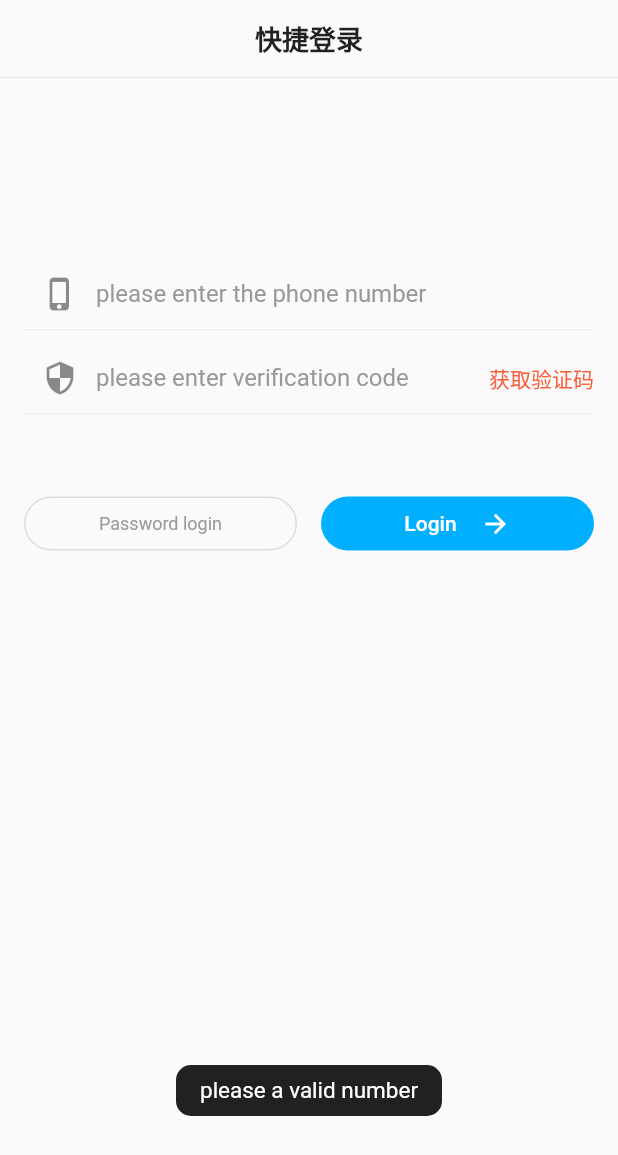
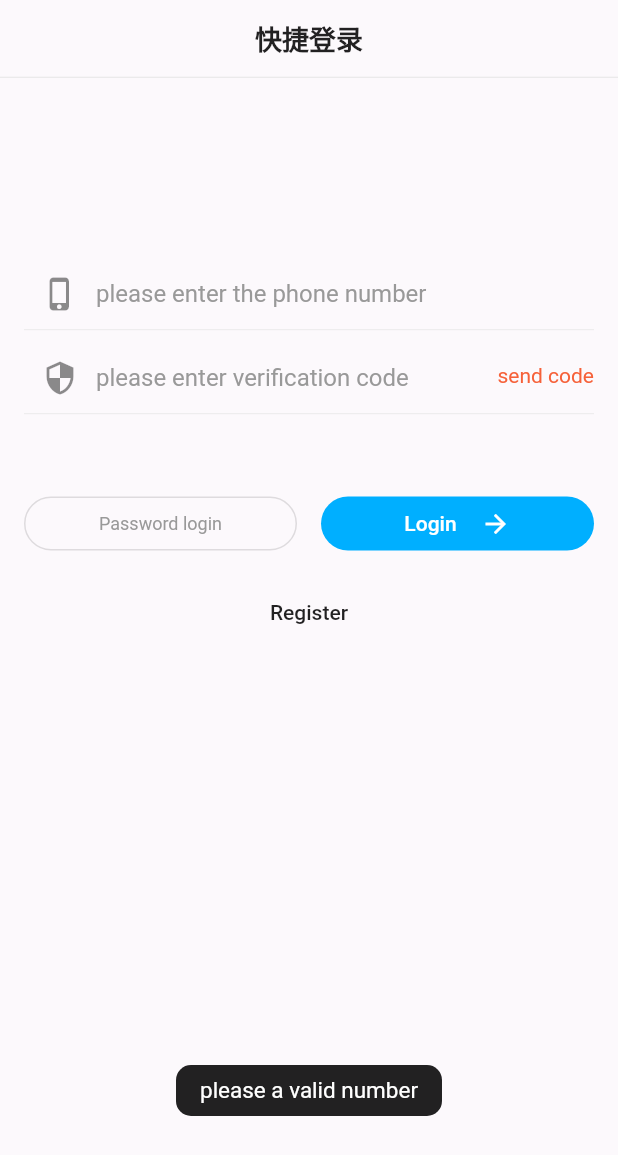
Before and after one commit to lefeitech/trip_on_driver, a Flutter app: the screen it shows after launch, after a tap on "Login", on a phone screen of 412 x 824 dp. Shown: the top 1155 px of the screen. Run offline on Flutter 3.47's test engine with Material 2 defaults, Android fonts, the light colour scheme and no system bars; drawn by our look-alikes of oktoast; our stand-ins replace convert, dio, sentry, shared_preferences; accounts and stored records are empty.

Commit message:
feat:splash page

```diff
--- a/lib/app.dart
+++ b/lib/app.dart
@@ -1,22 +1,17 @@
 import 'package:driver/common/style/custom_theme.dart';
 import 'package:driver/common/utils/navigator_util.dart';
-import 'package:driver/pages/auth/login.dart';
-import 'package:driver/pages/home/home.dart';
-import 'package:driver/pages/tab.dart';
+import 'package:driver/pages/splash.dart';
 import 'package:flutter/material.dart';
 
 class DriverApp extends StatelessWidget {
   @override
   Widget build(BuildContext context) {
-    return Builder(
-      builder: (BuildContext context) => MaterialApp(
-        // todo change name
-        title: 'Trip on Driver',
-        routes: NavigatorUtil.staticRoutes,
-        navigatorKey: NavigatorUtil.navigatorKey,
-        home: LoginPage(),
-        theme: CustomTheme.getSystemTheme(context),
-      ),
+    return MaterialApp(
+      title: 'Trip on Driver',
+      routes: NavigatorUtil.staticRoutes,
+      navigatorKey: NavigatorUtil.navigatorKey,
+      home: SplashPage(),
+      theme: CustomTheme.getSystemTheme(context),
     );
   }
 }
--- a/lib/common/config/config.dart
+++ b/lib/common/config/config.dart
@@ -9,6 +9,8 @@ class Config {
   static const TOKEN_TIME_DIFF = "token-time-diff";
   static const USER_NAME_KEY = "user-name";
   static const USER_INFO = "user-info";
+  static const USER_ID = "user-id";
+  static const VERIFY_STATUS = "verify-status";
   static const THEME_STYLE = "theme-style";
   static const LANGUAGE = "language";
   static const COUNTRY = "country";
--- a/lib/common/utils/common_util.dart
+++ b/lib/common/utils/common_util.dart
@@ -65,8 +65,6 @@ class CommonUtils {
     final content = Utf8Encoder().convert(originStr);
     final digest = md5.convert(content);
     final md5Str = hex.encode(digest.bytes);
-    print('---------md5Str---------');
-    print(md5Str);
     return md5Str;
   }
 }
--- a/lib/pages/auth/login.dart
+++ b/lib/pages/auth/login.dart
@@ -1,5 +1,6 @@
 import 'package:driver/common/enums/auth.dart';
 import 'package:driver/common/style/custom_theme.dart';
+import 'package:driver/pages/auth/register.dart';
 import 'package:driver/pages/tab.dart';
 import 'package:driver/shared_state/login_provider.dart';
 import 'package:flutter/material.dart';
@@ -41,9 +42,9 @@ class _LoginForm extends StatelessWidget {
     );
     final InputBorder errBorder = UnderlineInputBorder(borderSide: BorderSide(width: .4, color: Colors.red));
 
-    String codeInfo = '获取验证码';
+    String codeInfo = 'send code';
     if (provider.secondDec != 0) {
-      codeInfo = '重新发送(${provider.secondDec})';
+      codeInfo = 'send again(${provider.secondDec})';
     }
 
     Widget codeSuffix = Padding(
@@ -155,6 +156,18 @@ class _LoginForm extends StatelessWidget {
               ],
             ),
           ),
+          Padding(
+            padding: const EdgeInsets.only(top: 12),
+            child: FlatButton(
+              child: Text('Register'),
+              onPressed: () {
+                Navigator.pushReplacement(
+                  context,
+                  MaterialPageRoute(builder: (BuildContext context) => RegisterPage()),
+                );
+              },
+            ),
+          )
 //          Padding(
 //            padding: const EdgeInsets.only(top: 12),
 //            child: Row(
--- a/lib/pages/auth/register.dart
+++ b/lib/pages/auth/register.dart
@@ -4,8 +4,11 @@ import 'package:flutter/material.dart';
 class RegisterPage extends StatelessWidget {
   @override
   Widget build(BuildContext context) {
-    return Container();
+    return Scaffold(
+      appBar: AppBar(title: Text('Register')),
+      body: Container(),
+    );
   }
 }
-
+// todo RegisterProvider
 // todo 服务协议
--- /dev/null
+++ b/lib/pages/splash.dart
@@ -0,0 +1,73 @@
+import 'package:driver/common/config/config.dart';
+import 'package:driver/common/local/local_storage.dart';
+import 'package:driver/pages/auth/login.dart';
+import 'package:driver/pages/tab.dart';
+import 'package:driver/shared_state/user_info.dart';
+import 'package:flutter/material.dart';
+import 'package:provider/provider.dart';
+
+class SplashPage extends StatelessWidget {
+  @override
+  Widget build(BuildContext context) {
+    return Scaffold(
+      appBar: AppBar(backgroundColor: Colors.transparent),
+      body: Consumer<UserInfoProvider>(
+        child: Center(child: CircularProgressIndicator()),
+        builder: (BuildContext context, UserInfoProvider userInfo, Widget child) {
+          return _SplashBody(userInfo, child: child);
+        },
+      ),
+    );
+  }
+}
+
+class _SplashBody extends StatefulWidget {
+  _SplashBody(this.userInfoProvider, {this.child});
+
+  final UserInfoProvider userInfoProvider;
+  final Widget child;
+
+  @override
+  __SplashBodyState createState() => __SplashBodyState();
+}
+
+class __SplashBodyState extends State<_SplashBody> {
+  @override
+  Widget build(BuildContext context) {
+    return widget.child;
+  }
+
+  @override
+  void initState() {
+    super.initState();
+    _init();
+  }
+
+  Future<void> _init() async {
+    final token = await LocalStorage.get(Config.TOKEN_KEY);
+    if (token != null) {
+      _getUserInfo();
+    } else {
+      Navigator.pushReplacement(
+        context,
+        MaterialPageRoute(builder: (BuildContext context) => LoginPage()),
+      );
+    }
+  }
+
+  Future<void> _getUserInfo() async {
+    var driverIdStr = await LocalStorage.get(Config.USER_ID);
+    if (driverIdStr == null) {
+      Navigator.pushReplacement(
+        context,
+        MaterialPageRoute(builder: (BuildContext context) => LoginPage()),
+      );
+    } else {
+      widget.userInfoProvider.getUserInfo(int.parse(driverIdStr));
+      Navigator.pushReplacement(
+        context,
+        MaterialPageRoute(builder: (BuildContext context) => TabPage()),
+      );
+    }
+  }
+}
```
Also changed, not shown: lib/common/network/interceptor.dart (+8 -8 lines), lib/shared_state/login_provider.dart (+11 -0 lines), lib/shared_state/user_info.dart (+11 -1 lines).
